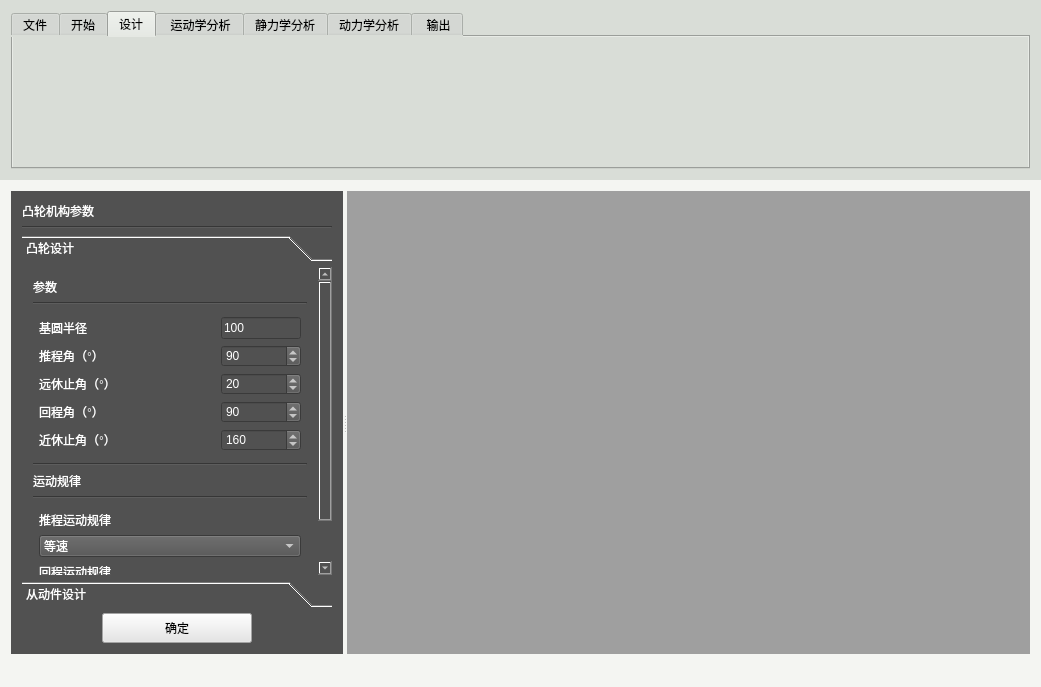
This is CAM/mainwindow.ui in CarolineQI/HUSTCAM as Qt 5 draws it before an edit. The edited form follows.
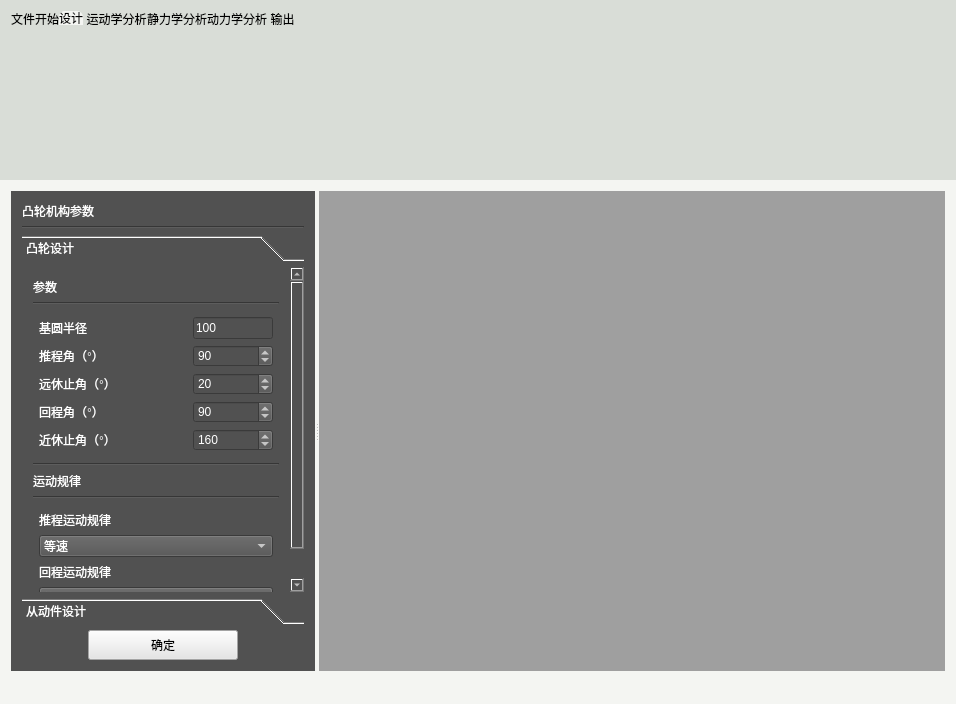
This is the edited form. The open tabs and pages were chosen to show the change. Icons and pictures are not drawn.

```diff
--- a/CAM/mainwindow.ui
+++ b/CAM/mainwindow.ui
@@ -6,10 +6,22 @@
    <rect>
     <x>0</x>
     <y>0</y>
-    <width>1041</width>
-    <height>687</height>
+    <width>956</width>
+    <height>704</height>
    </rect>
   </property>
+  <property name="minimumSize">
+   <size>
+    <width>100</width>
+    <height>100</height>
+   </size>
+  </property>
+  <property name="maximumSize">
+   <size>
+    <width>16777215</width>
+    <height>16777215</height>
+   </size>
+  </property>
   <property name="windowTitle">
    <string>MainWindow</string>
   </property>
@@ -18,7 +30,7 @@
 background-color: rgb(244, 245, 242);</string>
   </property>
   <widget class="QWidget" name="centralWidget">
-   <layout class="QVBoxLayout" name="verticalLayout_8">
+   <layout class="QHBoxLayout" name="horizontalLayout_3">
     <property name="spacing">
      <number>0</number>
     </property>
@@ -304,7 +316,10 @@
        </layout>
       </widget>
       <widget class="QWidget" name="mainpage">
-       <layout class="QGridLayout" name="gridLayout">
+       <layout class="QVBoxLayout" name="verticalLayout_8">
+        <property name="spacing">
+         <number>0</number>
+        </property>
         <property name="leftMargin">
          <number>0</number>
         </property>
@@ -317,10 +332,7 @@
         <property name="bottomMargin">
          <number>0</number>
         </property>
-        <property name="spacing">
-         <number>0</number>
-        </property>
-        <item row="0" column="0">
+        <item>
          <widget class="QWidget" name="menuwidget" native="true">
           <property name="sizePolicy">
            <sizepolicy hsizetype="Preferred" vsizetype="Fixed">
@@ -344,9 +356,9 @@
            <string notr="true">
 background-color: rgb(217, 221, 215);</string>
           </property>
-          <layout class="QGridLayout" name="gridLayout_11">
-           <item row="0" column="0">
-            <widget class="QTabWidget" name="tabWidget">
+          <layout class="QHBoxLayout" name="horizontalLayout_4">
+           <item>
+            <widget class="QTabWidget" name="menuTabWidget">
              <property name="sizePolicy">
               <sizepolicy hsizetype="Preferred" vsizetype="Preferred">
                <horstretch>0</horstretch>
@@ -366,7 +378,31 @@
               </size>
              </property>
              <property name="styleSheet">
-              <string notr="true"/>
+              <string notr="true">QTabBar::tab {
+border-color: black;
+border-width: 3px;
+border-bottom:none;
+border-top-left-radius: 6px;
+border-top-right-radius: 6px; 
+background-color: rgb(244, 245, 242); 
+color:black;
+min-width:30ex;
+min-height:10ex;}
+
+QTabBar::tab:!selected{ 
+background:none;
+color:black;
+border:none; }
+
+QTabBar::tab:selected{
+background: rgb(244, 245, 242);}
+
+QTabWidget::pane { 
+border:rgb(244, 245, 242);
+background-color: rgb(244, 245, 242);}
+
+QTabWidget::tab-bar { 
+background:none;}</string>
              </property>
              <property name="currentIndex">
               <number>2</number>
@@ -626,27 +662,50 @@
               <attribute name="title">
                <string>设计</string>
               </attribute>
-              <layout class="QGridLayout" name="gridLayout_12">
-               <item row="0" column="0">
+              <layout class="QHBoxLayout" name="horizontalLayout_5">
+               <property name="spacing">
+                <number>0</number>
+               </property>
+               <property name="leftMargin">
+                <number>0</number>
+               </property>
+               <property name="topMargin">
+                <number>0</number>
+               </property>
+               <property name="rightMargin">
+                <number>0</number>
+               </property>
+               <property name="bottomMargin">
+                <number>0</number>
+               </property>
+               <item>
                 <widget class="QWidget" name="designwidget" native="true">
-                 <layout class="QGridLayout" name="gridLayout_13">
+                 <property name="styleSheet">
+                  <string notr="true">QPushButton:hover{
+background-color: rgb(180, 180, 180);
+border:rgb(180, 180, 180);}
+QPushButton:checked{
+background-color: rgb(180, 180, 180);
+border:rgb(180, 180, 180);}</string>
+                 </property>
+                 <layout class="QGridLayout" name="gridLayout">
                   <property name="leftMargin">
-                   <number>0</number>
+                   <number>6</number>
                   </property>
                   <property name="topMargin">
-                   <number>0</number>
+                   <number>6</number>
                   </property>
                   <property name="rightMargin">
-                   <number>0</number>
+                   <number>6</number>
                   </property>
                   <property name="bottomMargin">
-                   <number>0</number>
+                   <number>6</number>
                   </property>
                   <property name="spacing">
                    <number>0</number>
                   </property>
                   <item row="0" column="0">
-                   <layout class="QHBoxLayout" name="horizontalLayout_3">
+                   <layout class="QHBoxLayout" name="horizontalLayout_6">
                     <property name="spacing">
                      <number>0</number>
                     </property>
@@ -785,7 +844,7 @@
                       </property>
                       <property name="sizeHint" stdset="0">
                        <size>
-                        <width>18</width>
+                        <width>703</width>
                         <height>20</height>
                        </size>
                       </property>
@@ -841,7 +900,7 @@
           </layout>
          </widget>
         </item>
-        <item row="1" column="0">
+        <item>
          <widget class="QWidget" name="mainWidget" native="true">
           <layout class="QGridLayout" name="gridLayout_10">
            <item row="0" column="0">
```
Left out of the diff: 191 changed lines with no effect on the pictures.
